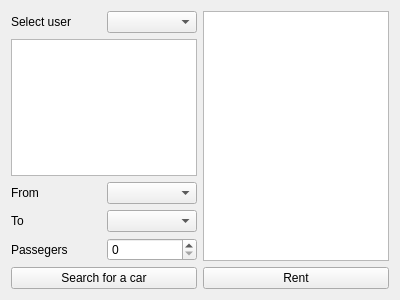
Old version of the form src/userrentform.ui in the repository Cadons/RentItNow.
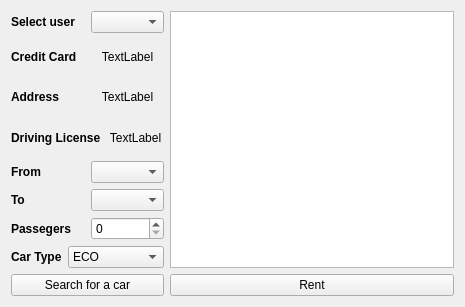
New version of the form.

Commit message: rent form basics

```diff
--- a/src/userrentform.ui
+++ b/src/userrentform.ui
@@ -6,22 +6,27 @@
    <rect>
     <x>0</x>
     <y>0</y>
-    <width>400</width>
-    <height>300</height>
+    <width>465</width>
+    <height>307</height>
    </rect>
   </property>
   <property name="windowTitle">
    <string>Form</string>
   </property>
-  <layout class="QVBoxLayout" name="verticalLayout_3">
+  <layout class="QHBoxLayout" name="horizontalLayout_11">
    <item>
-    <layout class="QHBoxLayout" name="horizontalLayout_5">
+    <layout class="QHBoxLayout" name="horizontalLayout_8">
      <item>
       <layout class="QVBoxLayout" name="verticalLayout">
        <item>
         <layout class="QHBoxLayout" name="horizontalLayout">
          <item>
           <widget class="QLabel" name="label">
+           <property name="font">
+            <font>
+             <bold>true</bold>
+            </font>
+           </property>
            <property name="text">
             <string>Select user</string>
            </property>
@@ -33,12 +38,137 @@
         </layout>
        </item>
        <item>
-        <widget class="QTableView" name="userData_table"/>
+        <layout class="QHBoxLayout" name="horizontalLayout_6">
+         <item>
+          <widget class="QLabel" name="label_7">
+           <property name="maximumSize">
+            <size>
+             <width>16777215</width>
+             <height>100</height>
+            </size>
+           </property>
+           <property name="font">
+            <font>
+             <bold>true</bold>
+            </font>
+           </property>
+           <property name="text">
+            <string>Credit Card</string>
+           </property>
+          </widget>
+         </item>
+         <item>
+          <widget class="QLabel" name="CC_label">
+           <property name="maximumSize">
+            <size>
+             <width>16777215</width>
+             <height>100</height>
+            </size>
+           </property>
+           <property name="text">
+            <string>TextLabel</string>
+           </property>
+           <property name="alignment">
+            <set>Qt::AlignCenter</set>
+           </property>
+           <property name="wordWrap">
+            <bool>true</bool>
+           </property>
+          </widget>
+         </item>
+        </layout>
+       </item>
+       <item>
+        <layout class="QHBoxLayout" name="horizontalLayout_5">
+         <item>
+          <widget class="QLabel" name="label_6">
+           <property name="maximumSize">
+            <size>
+             <width>16777215</width>
+             <height>100</height>
+            </size>
+           </property>
+           <property name="font">
+            <font>
+             <bold>true</bold>
+            </font>
+           </property>
+           <property name="text">
+            <string>Address</string>
+           </property>
+          </widget>
+         </item>
+         <item>
+          <widget class="QLabel" name="Addresss_label">
+           <property name="maximumSize">
+            <size>
+             <width>16777215</width>
+             <height>100</height>
+            </size>
+           </property>
+           <property name="text">
+            <string>TextLabel</string>
+           </property>
+           <property name="alignment">
+            <set>Qt::AlignCenter</set>
+           </property>
+           <property name="wordWrap">
+            <bool>true</bool>
+           </property>
+          </widget>
+         </item>
+        </layout>
+       </item>
+       <item>
+        <layout class="QHBoxLayout" name="horizontalLayout_7">
+         <item>
+          <widget class="QLabel" name="label_9">
+           <property name="maximumSize">
+            <size>
+             <width>16777215</width>
+             <height>100</height>
+            </size>
+           </property>
+           <property name="font">
+            <font>
+             <bold>true</bold>
+            </font>
+           </property>
+           <property name="text">
+            <string>Driving License</string>
+           </property>
+          </widget>
+         </item>
+         <item>
+          <widget class="QLabel" name="DL_label">
+           <property name="maximumSize">
+            <size>
+             <width>16777215</width>
+             <height>100</height>
+            </size>
+           </property>
+           <property name="text">
+            <string>TextLabel</string>
+           </property>
+           <property name="alignment">
+            <set>Qt::AlignCenter</set>
+           </property>
+           <property name="wordWrap">
+            <bool>true</bool>
+           </property>
+          </widget>
+         </item>
+        </layout>
        </item>
        <item>
         <layout class="QHBoxLayout" name="horizontalLayout_2">
          <item>
           <widget class="QLabel" name="label_2">
+           <property name="font">
+            <font>
+             <bold>true</bold>
+            </font>
+           </property>
            <property name="text">
             <string>From</string>
            </property>
@@ -53,6 +183,11 @@
         <layout class="QHBoxLayout" name="horizontalLayout_3">
          <item>
           <widget class="QLabel" name="label_3">
+           <property name="font">
+            <font>
+             <bold>true</bold>
+            </font>
+           </property>
            <property name="text">
             <string>To</string>
            </property>
@@ -67,6 +202,11 @@
         <layout class="QHBoxLayout" name="horizontalLayout_4">
          <item>
           <widget class="QLabel" name="label_4">
+           <property name="font">
+            <font>
+             <bold>true</bold>
+            </font>
+           </property>
            <property name="text">
             <string>Passegers</string>
            </property>
@@ -81,6 +221,41 @@
          </item>
         </layout>
        </item>
+       <item>
+        <layout class="QHBoxLayout" name="horizontalLayout_10">
+         <item>
+          <widget class="QLabel" name="label_5">
+           <property name="font">
+            <font>
+             <bold>true</bold>
+            </font>
+           </property>
+           <property name="text">
+            <string>Car Type</string>
+           </property>
+          </widget>
+         </item>
+         <item>
+          <widget class="QComboBox" name="carType_comboBox">
+           <item>
+            <property name="text">
+             <string>ECO</string>
+            </property>
+           </item>
+           <item>
+            <property name="text">
+             <string>MID-CLASS</string>
+            </property>
+           </item>
+           <item>
+            <property name="text">
+             <string>DELUXE</string>
+            </property>
+           </item>
+          </widget>
+         </item>
+        </layout>
+       </item>
        <item>
         <widget class="QPushButton" name="search_pushButton">
          <property name="text">
@@ -93,7 +268,14 @@
      <item>
       <layout class="QVBoxLayout" name="verticalLayout_2">
        <item>
-        <widget class="QTextBrowser" name="output"/>
+        <widget class="QTextBrowser" name="output">
+         <property name="maximumSize">
+          <size>
+           <width>16777189</width>
+           <height>16777215</height>
+          </size>
+         </property>
+        </widget>
        </item>
        <item>
         <widget class="QPushButton" name="rent_pushButton">
```
The commit also changes 6 other files.
